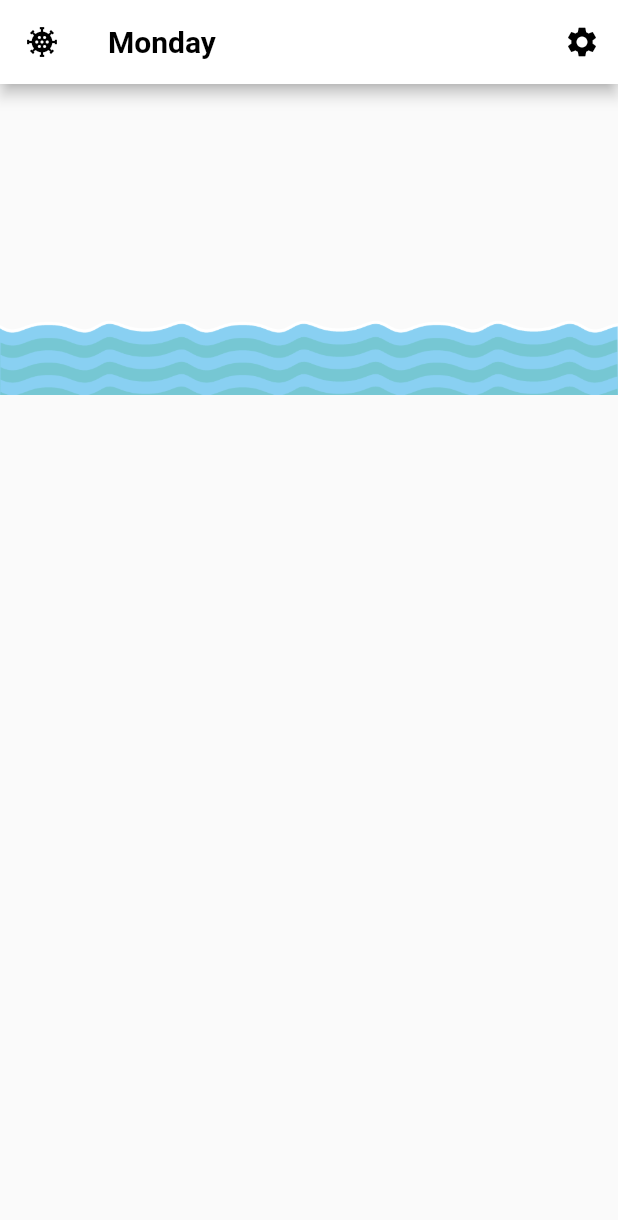
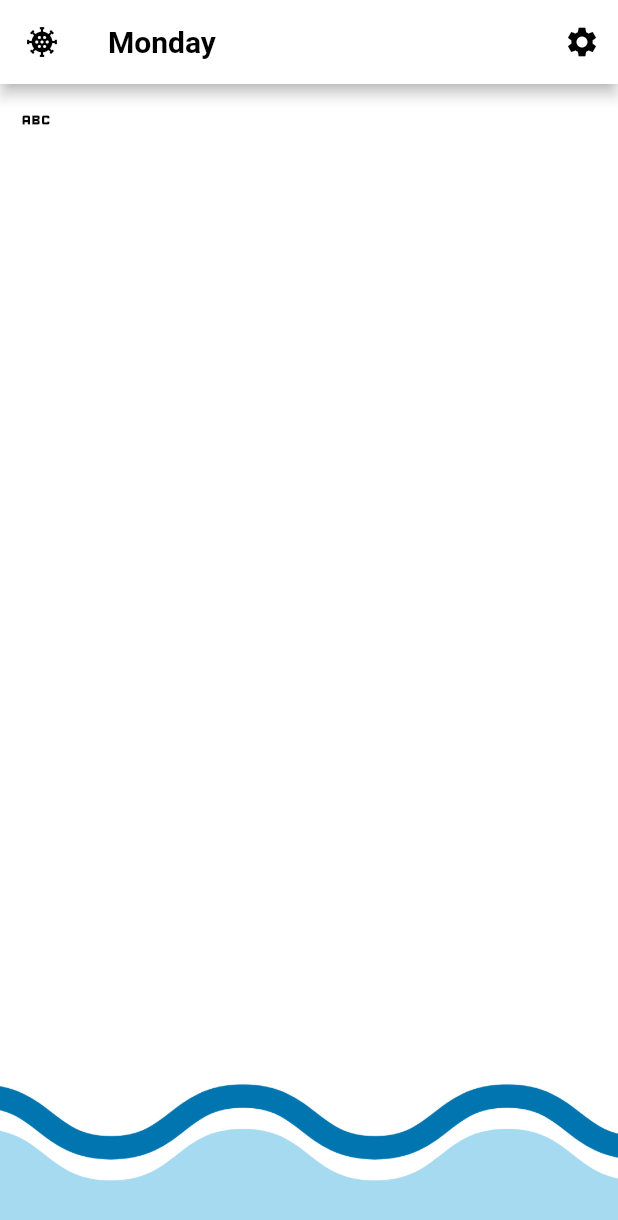
Before and after one commit to danielorkingit/DrinkWater, a Flutter app: the screen it shows after launch, on a phone screen of 412 x 824 dp. Shown: the top 1220 px of the screen. Run offline on Flutter 3.47's test engine with Material 2 defaults, Android fonts, the phone set to English and light mode, and no system bars.

Commit message:
Waterlevel

```diff
--- a/lib/Pages/--/profile.dart
+++ b/lib/Pages/--/profile.dart
@@ -44,7 +44,7 @@ class _ProfileState extends State<Profile> {
       children: [
         Container(
           margin: EdgeInsets.only(bottom: 120),
-          child: Image.asset("assets/images/19742.jpg"),
+          child: Image.asset("as sets/images/19742.jpg"),
         ),
         Positioned(top: 100, child: buildProfilePicture())
       ],
--- a/lib/Pages/homescreen.dart
+++ b/lib/Pages/homescreen.dart
@@ -8,21 +8,16 @@ class HomeScreen extends StatefulWidget {
 }
 
 class _HomeScreenState extends State<HomeScreen> {
-  double hstopheight = 100.0;
-  double scaffoldBodyHeight = 0.0;
+  double zerowater = 650;
+  double maxwater = 50;
   String weekday = "Monday";
-  int dailywateramount = 220;
+  int dailywateramount = 2000;
   int personalweight = 50;
+  int watertoday = 0;
   TextEditingController personalweightcontroller = TextEditingController();
   TextEditingController personalwateramountcontroller = TextEditingController();
 
-  void calculatebodyheight() {
-    final fullHeight = MediaQuery.of(context).size.height;
-    final appBar = AppBar(); //Need to instantiate this here to get its size
-    final appBarHeight =
-        appBar.preferredSize.height + MediaQuery.of(context).padding.top;
-    final scaffoldBodyHeight = fullHeight - appBarHeight;
-  }
+  void calculateimage() {}
 
   void personalweightstate() {
     if (personalweightcontroller.text != 0) {
@@ -42,9 +37,12 @@ class _HomeScreenState extends State<HomeScreen> {
     }
   }
 
+  void updatewaterlevel() {}
+
   @override
   Widget build(BuildContext context) {
     return Scaffold(
+      backgroundColor: Colors.white,
       appBar: AppBar(
         backgroundColor: Colors.white,
         leading: IconButton(
@@ -52,10 +50,8 @@ class _HomeScreenState extends State<HomeScreen> {
             Icons.coronavirus_sharp,
             color: Colors.black,
           ),
-            onPressed: () => {
-                  calculatebodyheight(),
-                  print(scaffoldBodyHeight),
-                }),
+          onPressed: () => Navigator.pushNamed(context, '/stats'),
+        ),
         title: Text(weekday,
             style: TextStyle(fontWeight: FontWeight.bold, color: Colors.black)),
         actions: [
@@ -70,18 +66,31 @@ class _HomeScreenState extends State<HomeScreen> {
           )
         ],
       ),
-      body: Column(
+      body: SingleChildScrollView(
+        physics: NeverScrollableScrollPhysics(),
+        child: Stack(
+          clipBehavior: Clip.none,
+          children: [
+            Row(
+              children: [
+                IconButton(
+                    icon: Icon(
+                      Icons.abc_outlined,
+                      color: Colors.black,
+                    ),
+                    onPressed: () => Null),
+              ],
+            ),
+            Column(
               children: [
                 SizedBox(
-            height: hstopheight,
+                  height: zerowater,
                 ),
-          Container(
-            child: Image.asset('assets/images/water12.png'),
+                Container(child: Image.asset('assets/images/water12.png')),
+              ],
             ),
-          Container(
-            height: 0,
-          )
           ],
+        ),
       ),
     );
   }
```
Also changed, not shown: assets/images/water12.png. Lines whose indentation alone changed are shown as unchanged.
